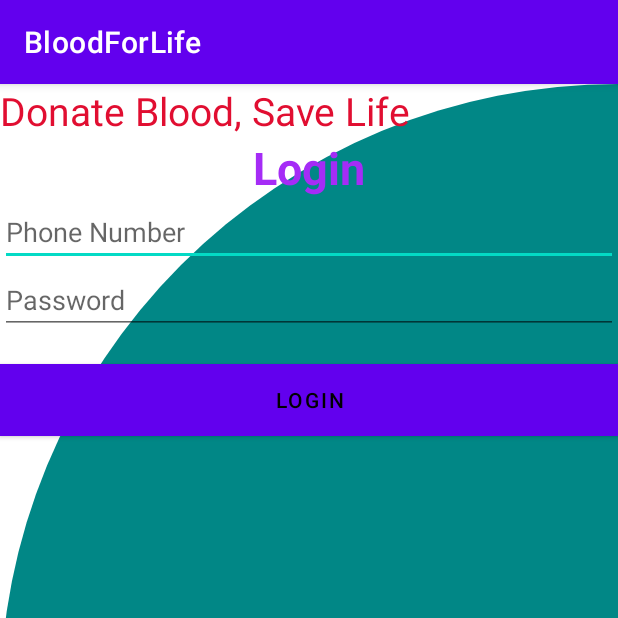
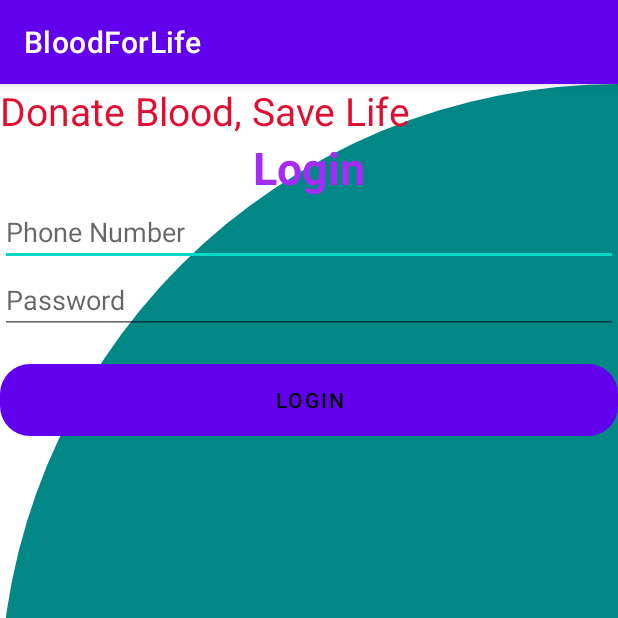
Before and after one commit to Paprii/Blood-Donation, an Android app: the screen it shows after launch (Login), after a tap on "LOGIN", on a phone screen of 412 x 824 dp, the top half of it. Run offline under Robolectric (Android 15) with nearby library versions, the phone set to English and light mode, and no system bars; our stand-ins replace Firebase (no records; nobody signed in at launch, a user with empty details on screens opened directly).

Commit message:
Documentation Added

```diff
--- a/app/src/main/java/com/example/bloodforlife/Login.java
+++ b/app/src/main/java/com/example/bloodforlife/Login.java
@@ -16,44 +16,63 @@ import com.google.firebase.database.DatabaseError;
 import com.google.firebase.database.Query;
 import com.google.firebase.database.ValueEventListener;
 
+/**
+ * A Class Representing Login Page on the Screen
+ */
 public class Login extends AppCompatActivity {
-    EditText edtPhone,edtPassword;
+    /**
+     * Field for the Contact Number of Donor for Login Purpose <br>
+     * Phone Number is considered unique in this System
+     */
+    EditText edtPhone;
+    /**
+     * Field For inputting Password for Login Purpose
+     */
+    EditText edtPassword;
+    /**
+     * Button For Activating Dashboard Page after Successful Login
+     */
     Button btnLogin;
+
+    /**
+     * Retrieves Donor Registration Data from the DB<br>
+     * Matches the Contact Number if it is in the DB or Not.If Not then Show "Invalid Account" Toast<br>
+     * If the Contact Number is in the DB then it matches the Given Password to the retrieved System Password<br>
+     * If Given Data matches the system data then Successful Login Occurs
+     */
     @Override
     protected void onCreate(Bundle savedInstanceState) {
         super.onCreate(savedInstanceState);
         setContentView(R.layout.activity_login);
 
-        edtPhone=findViewById(R.id.activity_login_et_phonenumber);
-        edtPassword=findViewById(R.id.activity_login_et_password);
-        btnLogin=findViewById(R.id.activity_login_btn_login);
+        edtPhone = findViewById(R.id.activity_login_et_phonenumber);
+        edtPassword = findViewById(R.id.activity_login_et_password);
+        btnLogin = findViewById(R.id.activity_login_btn_login);
 
         btnLogin.setOnClickListener(new View.OnClickListener() {
             @Override
             public void onClick(View v) {
-                String phone=edtPhone.getText().toString().trim();
-                String password=edtPassword.getText().toString().trim();
-                Query checkUser= FirebaseDatabase.getInstance().getReference("Donors").orderByChild("phone").equalTo(phone);
+                String phone = edtPhone.getText().toString().trim();
+                String password = edtPassword.getText().toString().trim();
+                Query checkUser = FirebaseDatabase.getInstance().getReference("Donors").orderByChild("phone").equalTo(phone);
                 checkUser.addListenerForSingleValueEvent(new ValueEventListener() {
                     @Override
                     public void onDataChange(@NonNull DataSnapshot snapshot) {
-                        if(snapshot.exists()){
-                            String sysPassword=snapshot.child(phone).child("password").getValue(String.class);
-                            if(sysPassword.equals(password)){
-                                startActivity(new Intent(Login.this,Dashboard.class));
+                        if (snapshot.exists()) {
+                            String sysPassword = snapshot.child(phone).child("password").getValue(String.class);
+                            if (sysPassword.equals(password)) {
+                                startActivity(new Intent(Login.this, Dashboard.class));
+                            } else {
+                                Toast.makeText(Login.this, "Wrong Password", Toast.LENGTH_SHORT).show();
                             }
-                            else{
-                                Toast.makeText(Login.this,"Wrong Password",Toast.LENGTH_SHORT).show();
-                            }
-                        }
-                        else {
-                            Toast.makeText(Login.this,"Invalid Account",Toast.LENGTH_SHORT).show();
+                        } else {
+                            Toast.makeText(Login.this, "Invalid Account", Toast.LENGTH_SHORT).show();
                         }
                     }
 
                     @Override
                     public void onCancelled(@NonNull DatabaseError error) {
-                        Toast.makeText(Login.this,error.getMessage(),Toast.LENGTH_SHORT).show();
+                        Toast.makeText(Login.this, error.getMessage(), Toast.LENGTH_SHORT).show();
                     }
                 });
             }
@@ -61,16 +80,5 @@ public class Login extends AppCompatActivity {
         });
 
 
-
-
-
-
-
-
-
-
-
-
-
     }
 }
--- a/app/src/main/java/com/example/bloodforlife/MainActivity.java
+++ b/app/src/main/java/com/example/bloodforlife/MainActivity.java
@@ -1,3 +1,4 @@
+
 package com.example.bloodforlife;
 
 import androidx.appcompat.app.AppCompatActivity;
@@ -12,38 +13,79 @@ import android.widget.Toast;
 import com.google.firebase.database.DatabaseReference;
 import com.google.firebase.database.FirebaseDatabase;
 
+/**
+ * A Class Representing SignUp Form on the Screen
+ */
 public class MainActivity extends AppCompatActivity {
-    EditText etName,etBloodGroup,etEmail,etPassword,etPhone;
-    Button btnRegister,btnLogin;
+    /**
+     * The Name of a Donor
+     */
+    EditText etName;
+    /**
+     * The BloodGroup of a Donor
+     */
+    EditText etBloodGroup;
+    /**
+     * The Email of a Donor
+     */
+    EditText etEmail;
+    /**
+     * The Password of a Donor
+     */
+    EditText etPassword;
+    /**
+     * The ContactNumber of a Donor
+     */
+    EditText etPhone;
+    /**
+     * Button For Confirming SignUp
+     */
+    Button btnRegister;
+    /**
+     * Button For Activating Login Page
+     */
+    Button btnLogin;
+    /**
+     * Field for getting instance of a Firebase Database
+     */
     FirebaseDatabase rootNode;
+    /**
+     * Field for selecting Table to save Donor data in Firebase DB
+     */
     DatabaseReference reference;
+
+    /**
+     * Saves the given data by a Donor in DB
+     */
     @Override
     protected void onCreate(Bundle savedInstanceState) {
         super.onCreate(savedInstanceState);
         setContentView(R.layout.activity_main);
-        etName=findViewById(R.id.activity_main_et_name);
-        etBloodGroup=findViewById(R.id.activity_main_et_bloodgroup);
-        etEmail=findViewById(R.id.activity_main_et_email);
-        etPassword=findViewById(R.id.activity_main_et_password);
-        etPhone=findViewById(R.id.activity_main_et_phonenumber);
-        btnLogin=findViewById(R.id.activity_main_btn_login);
-        btnRegister=findViewById(R.id.activity_main_btn_register);
+        etName = findViewById(R.id.activity_main_et_name);
+        etBloodGroup = findViewById(R.id.activity_main_et_bloodgroup);
+        etEmail = findViewById(R.id.activity_main_et_email);
+        etPassword = findViewById(R.id.activity_main_et_password);
+        etPhone = findViewById(R.id.activity_main_et_phonenumber);
+        btnLogin = findViewById(R.id.activity_main_btn_login);
+        btnRegister = findViewById(R.id.activity_main_btn_register);
+
 
         btnRegister.setOnClickListener(new View.OnClickListener() {
             @Override
+
             public void onClick(View v) {
-                rootNode=FirebaseDatabase.getInstance();
-                reference=rootNode.getReference("Donors");
-                String name=etName.getText().toString();
-                String bloodGroup=etBloodGroup.getText().toString();
-                String Email=etEmail.getText().toString();
-                String password=etPassword.getText().toString();
-                String phone=etPhone.getText().toString();
+                rootNode = FirebaseDatabase.getInstance();
+                reference = rootNode.getReference("Donors");
+                String name = etName.getText().toString();
+                String bloodGroup = etBloodGroup.getText().toString();
+                String Email = etEmail.getText().toString();
+                String password = etPassword.getText().toString();
+                String phone = etPhone.getText().toString();
 
-                Profile profile=new Profile(name,Email,bloodGroup,password,phone);
+                Profile profile = new Profile(name, Email, bloodGroup, password, phone);
                 reference.child(phone).setValue(profile);
 
-                Toast.makeText(MainActivity.this,"Successfully Registered",Toast.LENGTH_SHORT).show();
+                Toast.makeText(MainActivity.this, "Successfully Registered", Toast.LENGTH_SHORT).show();
 
             }
         });
@@ -51,11 +93,10 @@ public class MainActivity extends AppCompatActivity {
         btnLogin.setOnClickListener(new View.OnClickListener() {
             @Override
             public void onClick(View v) {
-                startActivity(new Intent(MainActivity.this,Login.class));
+                startActivity(new Intent(MainActivity.this, Login.class));
             }
         });
 
 
-
     }
 }
--- /dev/null
+++ b/app/src/main/res/drawable/btn_bg.xml
@@ -0,0 +1,5 @@
+<?xml version="1.0" encoding="utf-8"?>
+<shape xmlns:android="http://schemas.android.com/apk/res/android"
+    android:shape="rectangle">
+    <corners android:radius="20dp" />
+</shape>
--- a/app/src/main/res/layout/activity_login.xml
+++ b/app/src/main/res/layout/activity_login.xml
@@ -4,51 +4,50 @@
     xmlns:tools="http://schemas.android.com/tools"
     android:layout_width="match_parent"
     android:layout_height="match_parent"
+    android:background="@drawable/cut_card_bg_2"
     android:orientation="vertical"
-    android:background="@drawable/cut_card_bg_2"
     tools:context=".Login">
 
     <TextView
         android:layout_width="match_parent"
         android:layout_height="wrap_content"
+        android:fontFamily="sans-serif"
         android:text="Donate Blood, Save Life"
-        android:fontFamily="sans-serif"
         android:textColor="@color/red"
-        android:textSize="26sp"
-        />
+        android:textSize="26sp" />
+
     <TextView
         android:layout_width="match_parent"
         android:layout_height="wrap_content"
+        android:fontFamily="sans-serif"
+        android:gravity="center"
         android:text="Login"
-        android:fontFamily="sans-serif"
         android:textColor="@color/blue"
-        android:textStyle="bold"
         android:textSize="30sp"
-        android:gravity="center"
-        />
+        android:textStyle="bold" />
+
     <EditText
         android:id="@+id/activity_login_et_phonenumber"
         android:layout_width="match_parent"
         android:layout_height="wrap_content"
-        android:hint="Phone Number"
-        />
+        android:hint="Phone Number" />
+
     <EditText
         android:id="@+id/activity_login_et_password"
         android:layout_width="match_parent"
         android:layout_height="wrap_content"
         android:hint="Password"
-        android:inputType="textPassword"
-        />
+        android:inputType="textPassword" />
 
     <Button
         android:id="@+id/activity_login_btn_login"
         android:layout_width="match_parent"
         android:layout_height="wrap_content"
         android:layout_marginTop="20dp"
+        android:background="@drawable/btn_bg"
         android:text="Login"
         android:textAllCaps="true"
-        android:background="@color/black"
-        android:textColor="#000000"/>
+        android:textColor="#000000" />
 
 
 </LinearLayout>
--- a/app/src/main/res/layout/activity_main.xml
+++ b/app/src/main/res/layout/activity_main.xml
@@ -69,7 +69,7 @@
         android:layout_marginTop="20dp"
         android:text="Register"
         android:textAllCaps="true"
-        android:background="@color/black"
+        android:background="@drawable/btn_bg"
         android:textColor="#000000"/>
 
     <Button
@@ -79,7 +79,7 @@
         android:layout_marginTop="20dp"
         android:text="Login"
         android:textAllCaps="true"
-        android:background="@color/black"
+        android:background="@drawable/btn_bg"
         android:textColor="#000000"/>
 
 
```
Also changed, not shown: app/src/main/java/com/example/bloodforlife/Dashboard.java (+6 -1 lines), app/src/main/java/com/example/bloodforlife/Profile.java (+88 -7 lines), app/src/main/res/layout/activity_dashboard.xml (+101 -87 lines).
